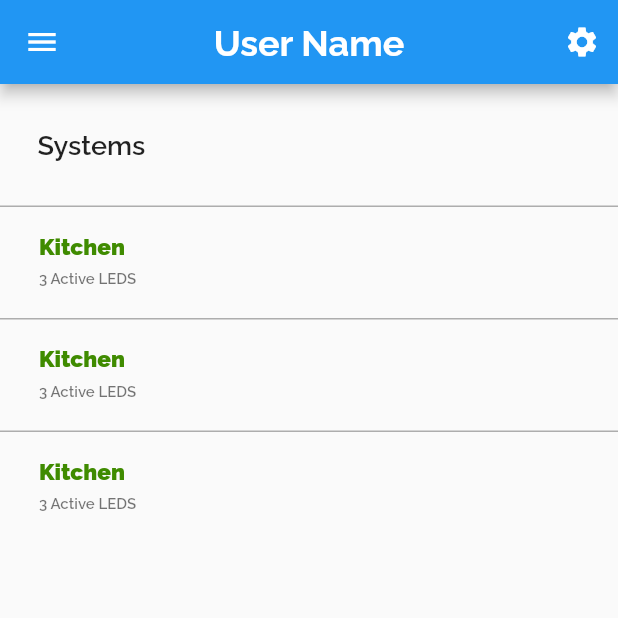
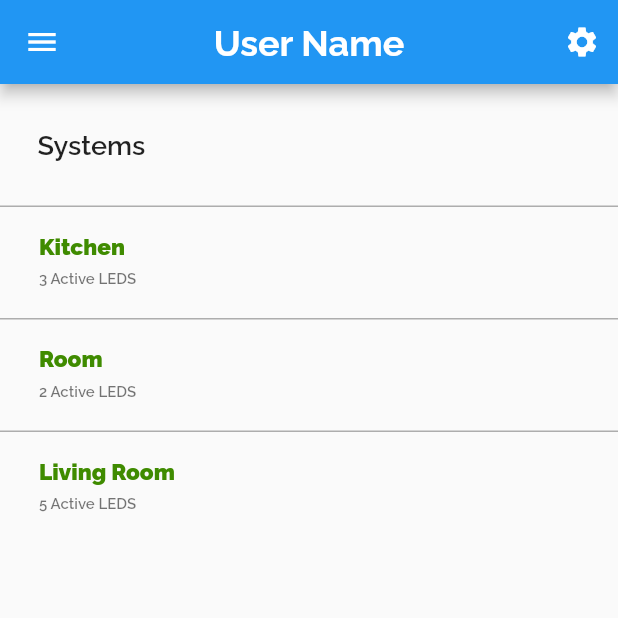
Before and after one commit to MohammadAlAgha/luminexa, a Flutter app: the landing screen opened directly, on a phone screen of 412 x 824 dp, the top half of it. Run offline on Flutter 3.47's test engine with Material 2 defaults, Android fonts, the phone set to English and light mode, and no system bars; our stand-ins replace flutter_svg.

Commit message:
Placed a tested list view with the dynamic list tile widget

```diff
--- a/luminexa_mobile/lib/screens/landingPageUser.dart
+++ b/luminexa_mobile/lib/screens/landingPageUser.dart
@@ -1,7 +1,6 @@
 import 'package:flutter/material.dart';
-import 'package:flutter/src/widgets/framework.dart';
-import 'package:flutter/src/widgets/placeholder.dart';
 import 'package:luminexa_mobile/widgets/buttonWidget/iconButtonWidget.dart';
+import 'package:luminexa_mobile/widgets/listsWidget/listWidget.dart';
 
 class landing extends StatefulWidget {
   const landing({super.key});
@@ -11,6 +10,8 @@ class landing extends StatefulWidget {
 }
 
 class _landingState extends State<landing> {
+  final List systems = ["Kitchen", "Room", "Living Room"];
+  final List leds = [3, 2, 5];
   @override
   Widget build(BuildContext context) {
     return Scaffold(
@@ -53,39 +54,10 @@ class _landingState extends State<landing> {
               ),
               ListView.builder(
                   shrinkWrap: true,
-                  itemCount: 3,
+                  itemCount: systems.length,
                   itemBuilder: (BuildContext context, int index) {
-                    return Container(
-                      height: 75,
-                      decoration: BoxDecoration(
-                          border: Border(
-                        top: BorderSide(
-                            color: Color.fromARGB(255, 173, 173, 173)),
-                      )),
-                      child: ListTile(
-                        title: Padding(
-                          padding: const EdgeInsets.symmetric(horizontal: 10),
-                          child: Text(
-                            "Kitchen",
-                            style: TextStyle(
-                              fontFamily: "RalewayNormal",
-                              fontSize: 15,
-                              color: Color.fromARGB(255, 63, 139, 0),
-                            ),
-                          ),
-                        ),
-                        subtitle: Padding(
-                          padding: const EdgeInsets.symmetric(horizontal: 10),
-                          child: Text(
-                            "3 Active LEDS",
-                            style: TextStyle(
-                                fontFamily: "RalewayBold",
-                                fontSize: 10,
-                                fontWeight: FontWeight.w600),
-                          ),
-                        ),
-                      ),
-                    );
+                    return listOption(
+                        systemName: systems[index], activeLeds: leds[index]);
                   }),
               SizedBox(
                 height: 320,
```
